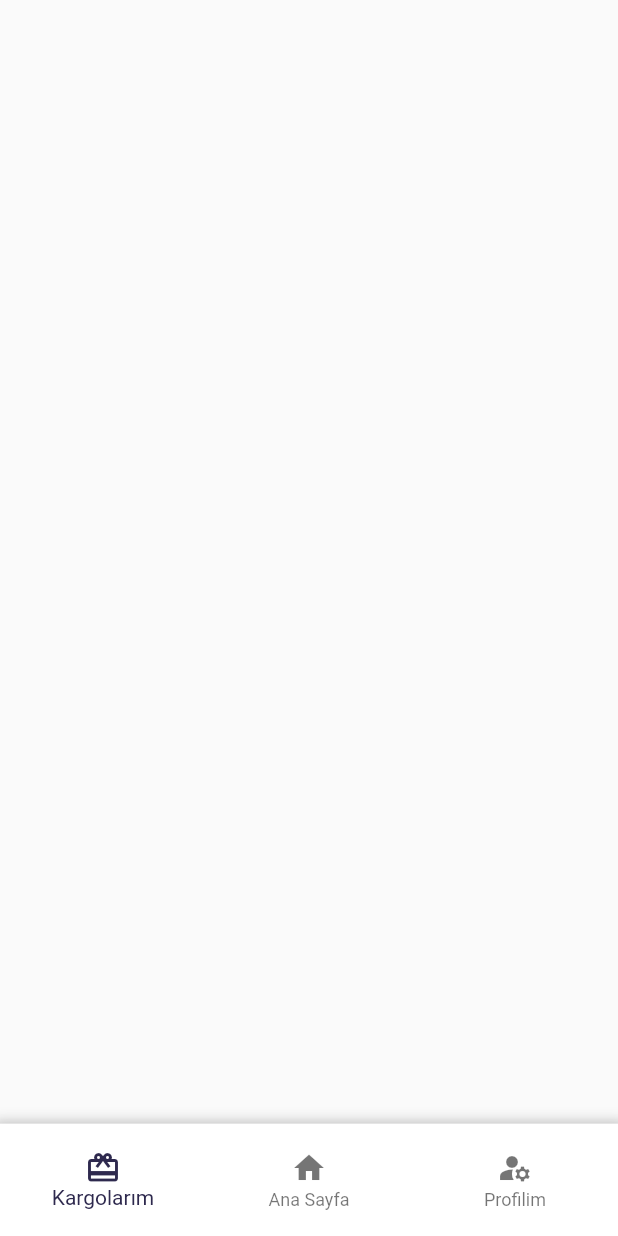
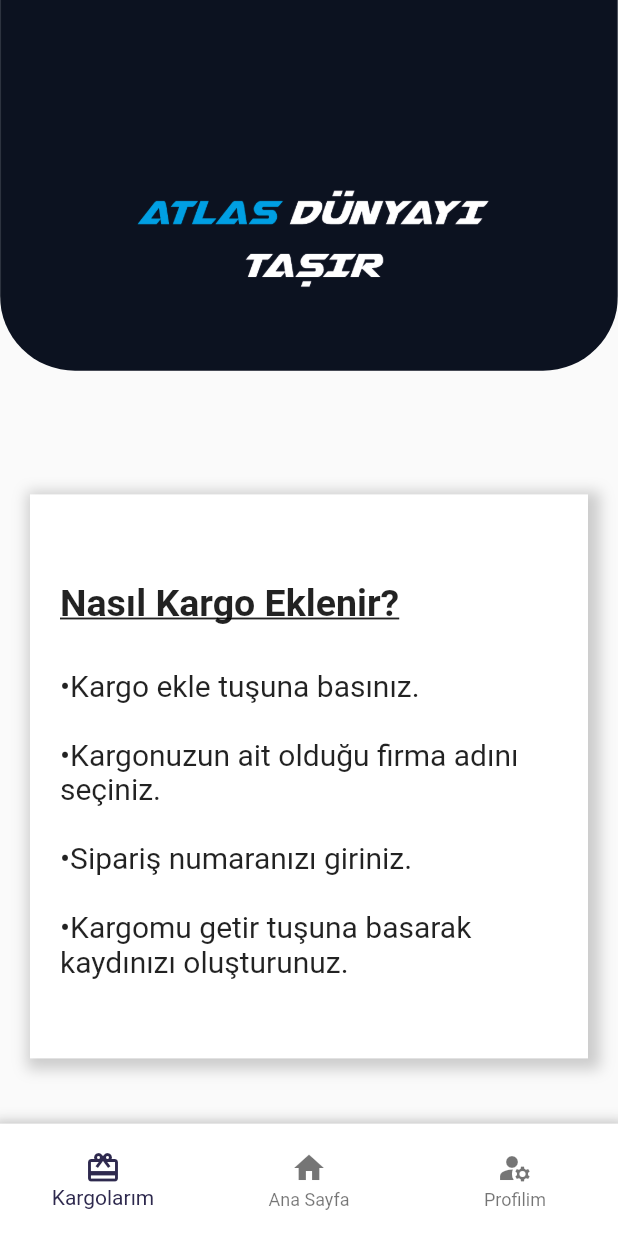
Before and after one commit to ClosePrize/Atlas_Mobile_App, a Flutter app: the KargoHomeScreen screen opened directly, on a phone screen of 412 x 824 dp. Run offline on Flutter 3.47's test engine with Material 2 defaults, Android fonts, the phone set to English and light mode, and no system bars; our stand-ins replace firebase_auth, firebase_core; accounts and stored records are empty.

Commit message:
add eksik kargo home

```diff
--- a/lib/kargo/home/body.dart
+++ b/lib/kargo/home/body.dart
@@ -1,4 +1,5 @@
 import 'package:flutter/material.dart';
+
 
 class KargoBody extends StatelessWidget {
   const KargoBody({super.key});
@@ -7,9 +8,12 @@ class KargoBody extends StatelessWidget {
   Widget build(BuildContext context) {
     return Scaffold(
       body: Center(
+
         child: Column(
           crossAxisAlignment: CrossAxisAlignment.start,
+
           children: [
+
             Flexible(
               child: Container(
                 height: MediaQuery.of(context).size.height*0.3,
@@ -21,17 +25,62 @@ class KargoBody extends StatelessWidget {
                     image:AssetImage("assets/kargoslogan.png"),
                   ),
                 ),
-                child: RichText(text:
-                TextSpan(
-                  style: TextStyle(background:Paint(
-                  ) )
-                )),
+
               )
               ,
+
         ),
+        SizedBox(
+          height: MediaQuery.of(context).size.height/10,
+        ),
+        Padding(
+          padding: const EdgeInsets.only(right: 20, left: 20),
+          child: Container(
+            alignment:Alignment.center,
+            child: DecoratedBox(
+              decoration: BoxDecoration(
+                color: Colors.white,
+                boxShadow: [
+            BoxShadow(color: Colors.grey.withOpacity(0.5),
+          spreadRadius: 5,
+          blurRadius: 7,
+          offset: const Offset(3, 3),
+          )
+          ]
+              ),
+
+  child: const Padding(
+    padding: EdgeInsets.only(right:10.0, left: 20, bottom: 30),
+    child: Text.rich(TextSpan(
+      text: ' \n\nNasıl Kargo Eklenir?  \n\n',
+      style: TextStyle(
+        fontSize: 25,fontWeight: FontWeight.bold,
+        decoration: TextDecoration.underline),
+        children: <TextSpan>[
+        TextSpan(
+              text: '•Kargo ekle tuşuna basınız.\n\n•Kargonuzun ait olduğu firma adını seçiniz.\n\n•Sipariş numaranızı giriniz.\n\n•Kargomu getir tuşuna basarak kaydınızı oluşturunuz.\n',
+              style: TextStyle(fontSize: 20,fontWeight: FontWeight.normal,
+        decoration: TextDecoration.none
+              )),
+        // can add more TextSpans here...
       ],
+        ),),
+  ),
+
+
+            )
+
+          ),
+
         ),
 
-      ),);
+          ],
+
+      ),
+
+      )
+
+      );
+
   }
 }
--- a/lib/kargo/home/kargohome.dart
+++ b/lib/kargo/home/kargohome.dart
@@ -8,7 +8,7 @@ class KargoHomeScreen extends StatelessWidget {
 
   @override
   Widget build(BuildContext context) {
-    return Scaffold(
+    return const Scaffold(
       backgroundColor: kbackgroundColor,
       bottomNavigationBar: BottomNavBar(),
       body:KargoBody() ,
--- a/pubspec.yaml
+++ b/pubspec.yaml
@@ -39,6 +39,7 @@ dependencies:
   firebase_core: ^2.3.0
   provider: ^6.0.4
   firebase_auth: ^4.1.5
+  flutter_inset_box_shadow: ^1.0.8
 
 dev_dependencies:
   flutter_test:
```
Also changed, not shown: pubspec.lock.
